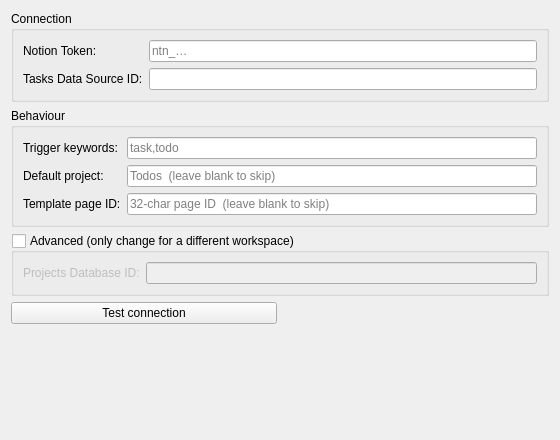
This is src/config/notionconfig.ui in valsr/krunner-notion-tasks as Qt 5 draws it before an edit. The edited form follows.
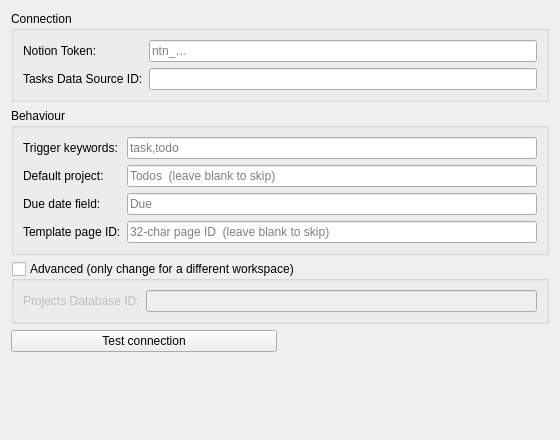
This is the edited form.

Commit message: @field configuration and expansion

What changed in the file:
```diff
--- a/src/config/notionconfig.ui
+++ b/src/config/notionconfig.ui
@@ -59,11 +59,21 @@
        </widget>
       </item>
       <item row="2" column="0">
+       <widget class="QLabel" name="dueFieldLabel">
+        <property name="text"><string>Due date field:</string></property>
+       </widget>
+      </item>
+      <item row="2" column="1">
+       <widget class="QLineEdit" name="dueFieldEdit">
+        <property name="placeholderText"><string>Due</string></property>
+       </widget>
+      </item>
+      <item row="3" column="0">
        <widget class="QLabel" name="templateLabel">
         <property name="text"><string>Template page ID:</string></property>
        </widget>
       </item>
-      <item row="2" column="1">
+      <item row="3" column="1">
        <widget class="QLineEdit" name="templateEdit">
         <property name="placeholderText"><string>32-char page ID  (leave blank to skip)</string></property>
        </widget>
```
The commit also changes 5 other files.
